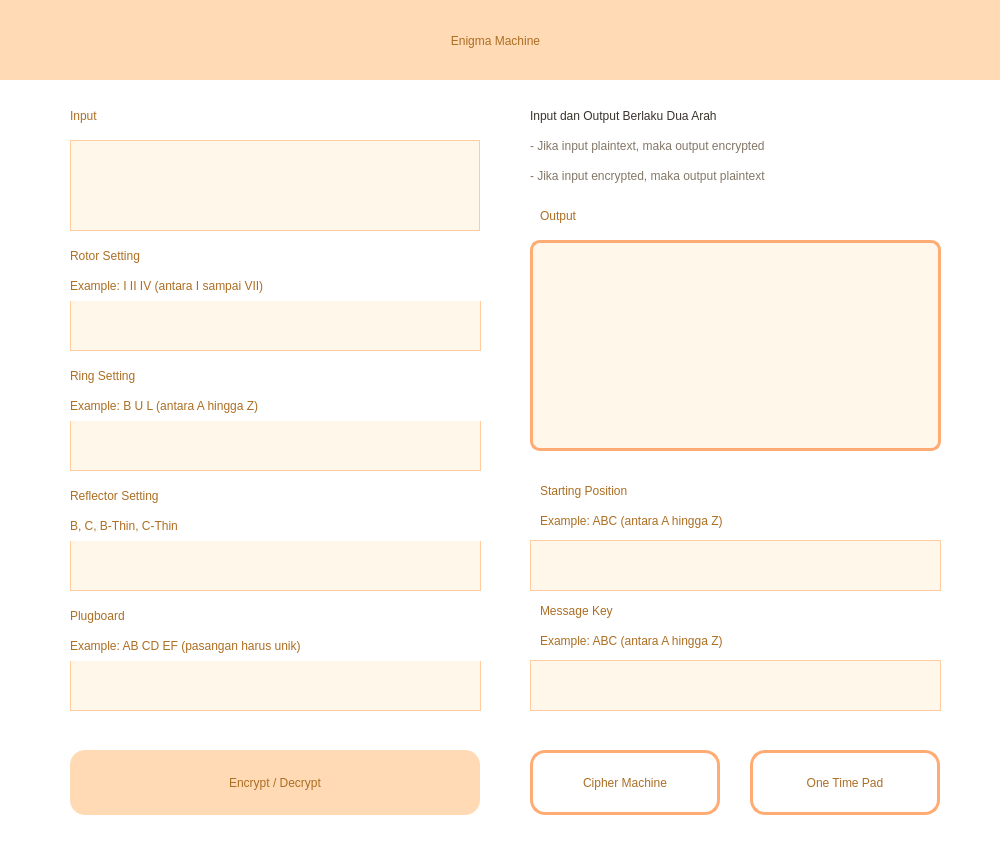
First picture: the form in ui/enigmaMachine.ui, repository fruttz/tucil1-kriptokoding-18219086-18219008, before the edit.
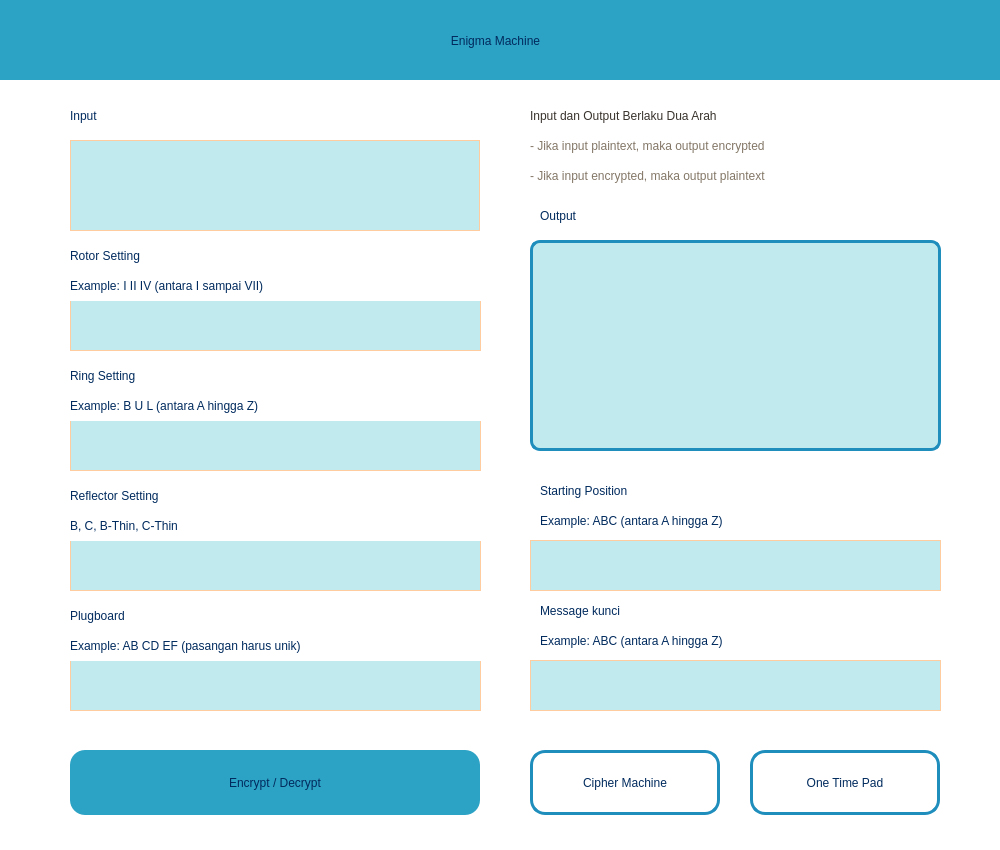
Second picture: the form after the edit.

Diff of the .ui file:
```diff
--- a/ui/enigmaMachine.ui
+++ b/ui/enigmaMachine.ui
@@ -27,7 +27,7 @@
    </property>
    <property name="styleSheet">
     <string notr="true">QWidget{
-	background-color: #ffdab5;
+	background-color: #2ca2c5;
 }
 </string>
    </property>
@@ -41,7 +41,7 @@
      </rect>
     </property>
     <property name="styleSheet">
-     <string notr="true">color: #ac6e23;
+					<string notr="true">color: #012b5e;
 font: 500 18pt &quot;MS Shell Dlg 2&quot;;</string>
     </property>
     <property name="text">
@@ -63,10 +63,10 @@
    </property>
    <property name="styleSheet">
     <string notr="true">QPlainTextEdit{
-	border: 3px solid #ffac74;
+	border: 3px solid #1f8ebd;
 	border-radius: 10px; 
-	color: #ac6e23;
-	background-color: #fff7ea;
+	color: #012b5e;
+	background-color: #c0eaed;
 	padding-left: 5px;
 	font: 14pt &quot;MS Shell Dlg 2&quot;;
 }
@@ -89,8 +89,8 @@
     <string notr="true">QPlainTextEdit{
 	font: 10pt &quot;MS Shell Dlg 2&quot;;
 	border: 1px solid #ffcca0;
-	color: #ac6e23;
-	background-color: #fff7ea;
+	color: #012b5e;
+	background-color: #c0eaed;
 	padding: 10px;
 }
 
@@ -113,7 +113,7 @@
     </rect>
    </property>
    <property name="styleSheet">
-    <string notr="true">color: #ac6e23;
+				<string notr="true">color: #012b5e;
 font: 550 14pt &quot;MS Shell Dlg 2&quot;;</string>
    </property>
    <property name="text">
@@ -130,7 +130,7 @@
     </rect>
    </property>
    <property name="styleSheet">
-    <string notr="true">color: #ac6e23;
+				<string notr="true">color: #012b5e;
 font: 550 14pt &quot;MS Shell Dlg 2&quot;;</string>
    </property>
    <property name="text">
@@ -147,7 +147,7 @@
     </rect>
    </property>
    <property name="styleSheet">
-    <string notr="true">color: #ac6e23;
+				<string notr="true">color: #012b5e;
 font: 550 14pt &quot;MS Shell Dlg 2&quot;;</string>
    </property>
    <property name="text">
@@ -167,8 +167,8 @@
     <string notr="true">QPlainTextEdit{
 	font: 10pt &quot;MS Shell Dlg 2&quot;;
 	border: 1px solid #ffcca0;
-	color: #ac6e23;
-	background-color: #fff7ea;
+	color: #012b5e;
+	background-color: #c0eaed;
 	padding: 10px;
 }
 
@@ -188,7 +188,7 @@
     </rect>
    </property>
    <property name="styleSheet">
-    <string notr="true">color: #ac6e23;
+				<string notr="true">color: #012b5e;
 font: 550 10pt &quot;MS Shell Dlg 2&quot;;</string>
    </property>
    <property name="text">
@@ -208,8 +208,8 @@
     <string notr="true">QPlainTextEdit{
 	font: 10pt &quot;MS Shell Dlg 2&quot;;
 	border: 1px solid #ffcca0;
-	color: #ac6e23;
-	background-color: #fff7ea;
+	color: #012b5e;
+	background-color: #c0eaed;
 	padding: 10px;
 }
 
@@ -229,7 +229,7 @@
     </rect>
    </property>
    <property name="styleSheet">
-    <string notr="true">color: #ac6e23;
+				<string notr="true">color: #012b5e;
 font: 550 10pt &quot;MS Shell Dlg 2&quot;;</string>
    </property>
    <property name="text">
@@ -246,7 +246,7 @@
     </rect>
    </property>
    <property name="styleSheet">
-    <string notr="true">color: #ac6e23;
+				<string notr="true">color: #012b5e;
 font: 550 14pt &quot;MS Shell Dlg 2&quot;;</string>
    </property>
    <property name="text">
@@ -266,8 +266,8 @@
     <string notr="true">QPlainTextEdit{
 	font: 10pt &quot;MS Shell Dlg 2&quot;;
 	border: 1px solid #ffcca0;
-	color: #ac6e23;
-	background-color: #fff7ea;
+	color: #012b5e;
+	background-color: #c0eaed;
 	padding: 10px;
 }
 
@@ -287,7 +287,7 @@
     </rect>
    </property>
    <property name="styleSheet">
-    <string notr="true">color: #ac6e23;
+				<string notr="true">color: #012b5e;
 font: 550 14pt &quot;MS Shell Dlg 2&quot;;</string>
    </property>
    <property name="text">
@@ -304,7 +304,7 @@
     </rect>
    </property>
    <property name="styleSheet">
-    <string notr="true">color: #ac6e23;
+				<string notr="true">color: #012b5e;
 font: 550 10pt &quot;MS Shell Dlg 2&quot;;</string>
    </property>
    <property name="text">
@@ -324,8 +324,8 @@
     <string notr="true">QPlainTextEdit{
 	font: 10pt &quot;MS Shell Dlg 2&quot;;
 	border: 1px solid #ffcca0;
-	color: #ac6e23;
-	background-color: #fff7ea;
+	color: #012b5e;
+	background-color: #c0eaed;
 	padding: 10px;
 }
 
@@ -345,7 +345,7 @@
     </rect>
    </property>
    <property name="styleSheet">
-    <string notr="true">color: #ac6e23;
+				<string notr="true">color: #012b5e;
 font: 550 14pt &quot;MS Shell Dlg 2&quot;;</string>
    </property>
    <property name="text">
@@ -362,7 +362,7 @@
     </rect>
    </property>
    <property name="styleSheet">
-    <string notr="true">color: #ac6e23;
+				<string notr="true">color: #012b5e;
 font: 550 10pt &quot;MS Shell Dlg 2&quot;;</string>
    </property>
    <property name="text">
@@ -379,7 +379,7 @@
     </rect>
    </property>
    <property name="styleSheet">
-    <string notr="true">color: #ac6e23;
+				<string notr="true">color: #012b5e;
 font: 550 10pt &quot;MS Shell Dlg 2&quot;;</string>
    </property>
    <property name="text">
@@ -399,8 +399,8 @@
     <string notr="true">QPlainTextEdit{
 	font: 10pt &quot;MS Shell Dlg 2&quot;;
 	border: 1px solid #ffcca0;
-	color: #ac6e23;
-	background-color: #fff7ea;
+	color: #012b5e;
+	background-color: #c0eaed;
 	padding: 10px;
 }
 
@@ -420,11 +420,11 @@
     </rect>
    </property>
    <property name="styleSheet">
-    <string notr="true">color: #ac6e23;
+				<string notr="true">color: #012b5e;
 font: 550 14pt &quot;MS Shell Dlg 2&quot;;</string>
    </property>
    <property name="text">
-    <string>Message Key</string>
+				<string>Message kunci</string>
    </property>
   </widget>
   <widget class="QLabel" name="label_9">
@@ -437,7 +437,7 @@
     </rect>
    </property>
    <property name="styleSheet">
-    <string notr="true">color: #ac6e23;
+				<string notr="true">color: #012b5e;
 font: 550 10pt &quot;MS Shell Dlg 2&quot;;</string>
    </property>
    <property name="text">
@@ -457,8 +457,8 @@
     <string notr="true">QPlainTextEdit{
 	font: 10pt &quot;MS Shell Dlg 2&quot;;
 	border: 1px solid #ffcca0;
-	color: #ac6e23;
-	background-color: #fff7ea;
+	color: #012b5e;
+	background-color: #c0eaed;
 	padding: 10px;
 }
 
@@ -478,7 +478,7 @@
     </rect>
    </property>
    <property name="styleSheet">
-    <string notr="true">color: #ac6e23;
+				<string notr="true">color: #012b5e;
 font: 550 14pt &quot;MS Shell Dlg 2&quot;;</string>
    </property>
    <property name="text">
@@ -551,8 +551,8 @@
 	border: none;
 	border-left 2px solid transparent;
 	border-radius: 15px; 
-	background-color: #ffdab5;
-	color: #ac6e23;
+	background-color: #2ca2c5;
+	color: #012b5e;
 }
 
 QPushButton:hover {
@@ -585,8 +585,8 @@
 	border-left 2px solid transparent;
 	border-radius: 15px; 
 	background-color: #ffffff;
-	border: 3px solid #ffac74;
-	color: #ac6e23;
+	border: 3px solid #1f8ebd;
+	color: #012b5e;
 }
 
 QPushButton:hover {
@@ -619,8 +619,8 @@
 	border-left 2px solid transparent;
 	border-radius: 15px; 
 	background-color: #ffffff;
-	border: 3px solid #ffac74;
-	color: #ac6e23;
+	border: 3px solid #1f8ebd;
+	color: #012b5e;
 }
 
 QPushButton:hover {
```
Left out of the diff: 28 changed lines with no effect on the pictures. Lines whose indentation alone changed are shown as unchanged.
